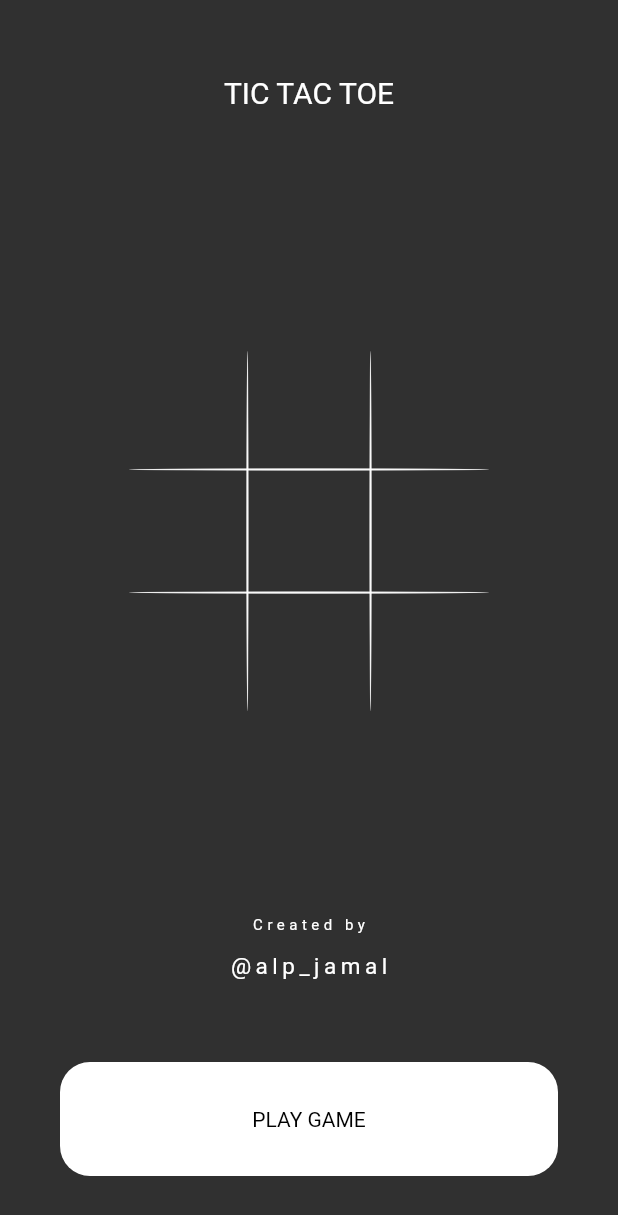
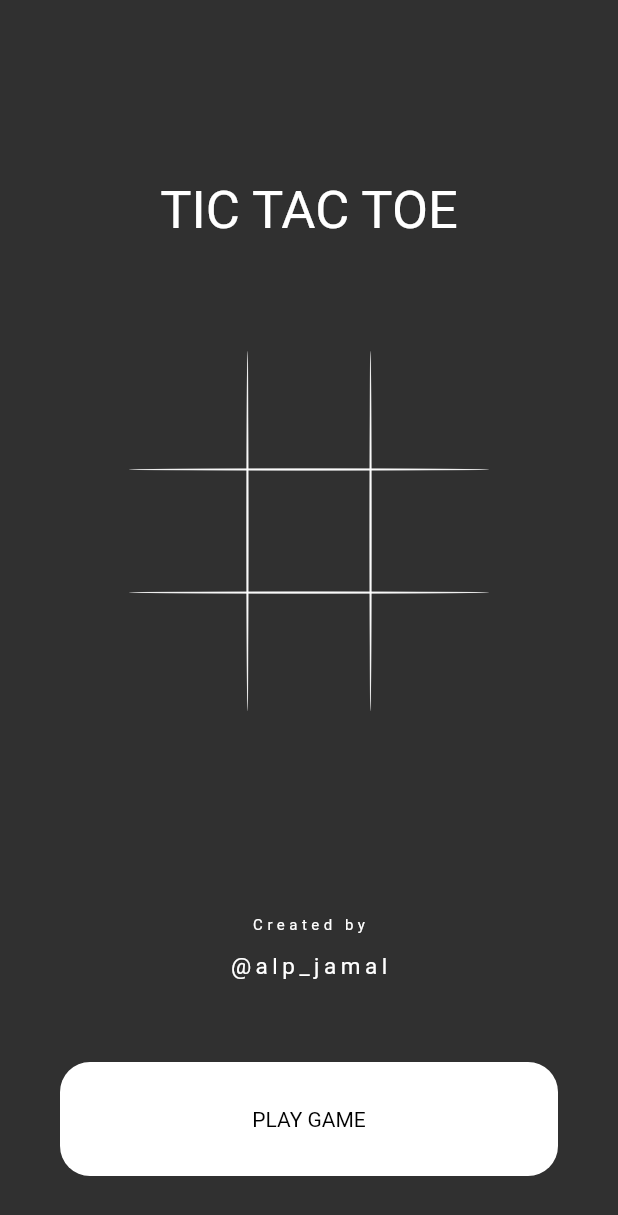
Before and after one commit to alpjamal/tic_tac_toe, a Flutter app: the screen it shows after launch, on a phone screen of 412 x 824 dp. Shown: the top 1215 px of the screen. Run offline on Flutter 3.47's test engine with Material 2 defaults, Android fonts, the light colour scheme and no system bars; our stand-ins replace google_fonts; Roboto replaces fonts that are missing (Aclonica).

Commit message:
done some changes to code

```diff
--- /dev/null
+++ b/lib/constants.dart
@@ -0,0 +1,4 @@
+import 'package:flutter/material.dart';
+
+const kHomePageTextStyle = TextStyle(fontSize: 10, color: Colors.white, letterSpacing: 3);
+const kHomePageTitleTextStyle = TextStyle(fontSize: 35, color: Colors.white);
--- a/lib/home_page.dart
+++ b/lib/home_page.dart
@@ -1,9 +1,9 @@
-// ignore_for_file: prefer_const_constructors, prefer_const_literals_to_create_immutables, prefer_const_constructors_in_immutables
-
 import 'package:flutter/material.dart';
 
+import './constants.dart';
+
 class TictacToeHomePage extends StatelessWidget {
-  TictacToeHomePage({super.key});
+  const TictacToeHomePage({super.key});
 
   @override
   Widget build(BuildContext context) {
@@ -12,13 +12,10 @@ class TictacToeHomePage extends StatelessWidget {
         child: Column(
           mainAxisAlignment: MainAxisAlignment.center,
           children: [
-            Expanded(
+            const Expanded(
               child: Padding(
-                padding: const EdgeInsets.symmetric(vertical: 50),
-                child: Text(
-                  'TIC TAC TOE',
-                  style: TextStyle(fontSize: 20, color: Colors.white),
-                ),
+                padding: EdgeInsets.only(top: 120),
+                child: Text('TIC TAC TOE', style: kHomePageTitleTextStyle),
               ),
             ),
             Expanded(
@@ -26,10 +23,7 @@ class TictacToeHomePage extends StatelessWidget {
               child: CircleAvatar(
                 backgroundColor: Colors.transparent,
                 radius: 120,
-                child: Image.asset(
-                  'lib/images/tictactoe.png',
-                  color: Colors.white,
-                ),
+                child: Image.asset('assets/images/tictactoe.png', color: Colors.white),
               ),
             ),
             Expanded(
@@ -37,17 +31,9 @@ class TictacToeHomePage extends StatelessWidget {
                 padding: const EdgeInsets.only(top: 80),
                 child: Column(
                   children: [
-                    Text(
-                      'Created by',
-                      style: TextStyle(
-                          fontSize: 10, color: Colors.white, letterSpacing: 3),
-                    ),
-                    SizedBox(height: 12),
-                    Text(
-                      '@alp_jamal',
-                      style: TextStyle(
-                          fontSize: 15, color: Colors.white, letterSpacing: 3),
-                    ),
+                    const Text('Created by', style: kHomePageTextStyle),
+                    const SizedBox(height: 12),
+                    Text('@alp_jamal', style: kHomePageTextStyle.copyWith(fontSize: 15)),
                   ],
                 ),
               ),
@@ -59,13 +45,10 @@ class TictacToeHomePage extends StatelessWidget {
                 child: ClipRRect(
                   borderRadius: BorderRadius.circular(20),
                   child: Container(
-                    padding: EdgeInsets.all(30),
+                    padding: const EdgeInsets.all(30),
                     color: Colors.white,
-                    child: Center(
-                      child: Text(
-                        'PLAY GAME',
-                        style: TextStyle(color: Colors.black),
-                      ),
+                    child: const Center(
+                      child: Text('PLAY GAME', style: TextStyle(color: Colors.black)),
                     ),
                   ),
                 ),
--- a/lib/main.dart
+++ b/lib/main.dart
@@ -1,14 +1,12 @@
-// ignore_for_file: prefer_const_constructors, prefer_const_literals_to_create_immutables, prefer_const_constructors_in_immutables
-
 import 'package:flutter/material.dart';
 import 'package:google_fonts/google_fonts.dart';
 import 'package:tic_tac_toe/game_page.dart';
 import 'package:tic_tac_toe/home_page.dart';
 
-void main() => runApp(MyApp());
+void main() => runApp(const MyApp());
 
 class MyApp extends StatelessWidget {
-  MyApp({super.key});
+  const MyApp({super.key});
 
   @override
   Widget build(BuildContext context) {
@@ -20,8 +18,8 @@ class MyApp extends StatelessWidget {
       ),
       themeMode: ThemeMode.dark,
       routes: {
-        '/': (context) => TictacToeHomePage(),
-        '/gamePage': (context) => GamePage(),
+        '/': (ctx) => const TictacToeHomePage(),
+        '/gamePage': (ctx) =>  const GamePage(),
       },
     );
   }
--- a/pubspec.yaml
+++ b/pubspec.yaml
@@ -29,7 +29,7 @@ flutter:
   uses-material-design: true
 
   assets:
-    - lib/images/
+    - assets/images/
     # - images/a_dot_burr.jpeg
 
 
```
Also changed, not shown: lib/game_page.dart (+25 -59 lines), assets/images/1024.png (renamed from lib/images/1024.png), assets/images/icon.png (renamed from lib/images/icon.png), assets/images/tictactoe.png (renamed from lib/images/tictactoe.png).
